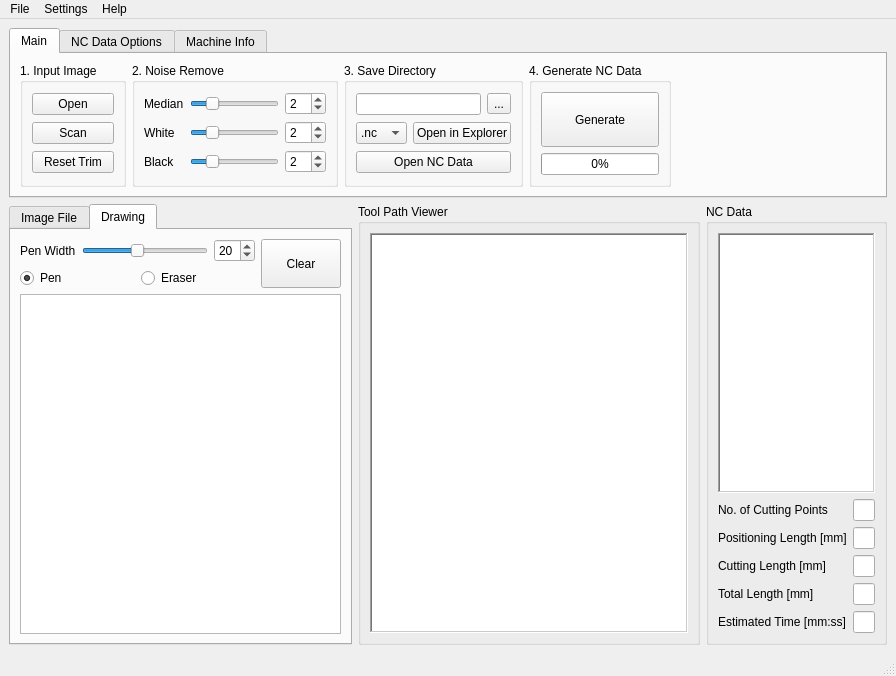
This is mainwindow.ui in okmtkn/Pic2NC as Qt 5 draws it before an edit. The edited form follows.
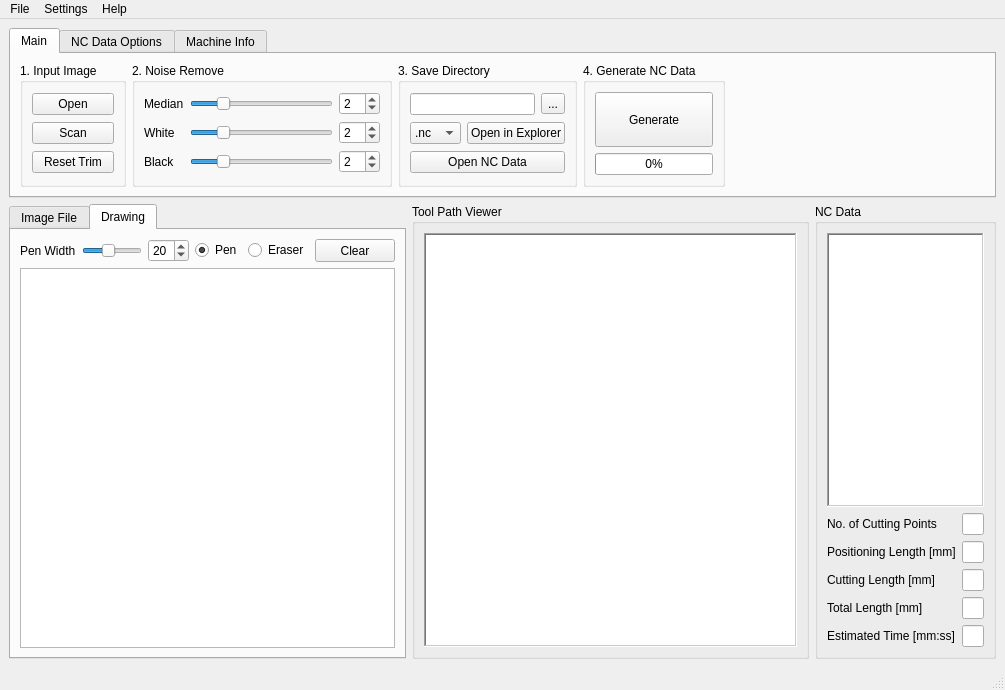
This is the edited form. The open tabs and pages were chosen to show the change.

Patch:
```diff
--- a/mainwindow.ui
+++ b/mainwindow.ui
@@ -6,8 +6,8 @@
    <rect>
     <x>0</x>
     <y>0</y>
-    <width>896</width>
-    <height>676</height>
+    <width>1005</width>
+    <height>690</height>
    </rect>
   </property>
   <property name="sizePolicy">
@@ -836,7 +836,7 @@
      </widget>
     </item>
     <item>
-     <layout class="QHBoxLayout" name="horizontalLayout_3" stretch="2,2,1">
+     <layout class="QHBoxLayout" name="horizontalLayout_3" stretch="10,10,1">
       <property name="sizeConstraint">
        <enum>QLayout::SetDefaultConstraint</enum>
       </property>
@@ -945,13 +945,9 @@
          <attribute name="title">
           <string>Drawing</string>
          </attribute>
-         <layout class="QVBoxLayout" name="verticalLayout_12" stretch="0,1">
+         <layout class="QVBoxLayout" name="verticalLayout_11" stretch="0,1">
           <item>
-           <layout class="QHBoxLayout" name="horizontalLayout_9" stretch="1,0">
-            <item>
-             <layout class="QVBoxLayout" name="verticalLayout_11">
-              <item>
-               <layout class="QHBoxLayout" name="horizontalLayout_7">
+           <layout class="QHBoxLayout" name="horizontalLayout_7" stretch="0,1,0,0,0,0">
                 <item>
                  <widget class="QLabel" name="label_10">
                   <property name="text">
@@ -988,10 +984,6 @@
                   </property>
                  </widget>
                 </item>
-               </layout>
-              </item>
-              <item>
-               <layout class="QHBoxLayout" name="horizontalLayout_8">
                 <item>
                  <widget class="QRadioButton" name="radioButton">
                   <property name="text">
@@ -1009,10 +1001,6 @@
                   </property>
                  </widget>
                 </item>
-               </layout>
-              </item>
-             </layout>
-            </item>
             <item>
              <widget class="QPushButton" name="pushButtonClear">
               <property name="sizePolicy">
@@ -1083,7 +1071,7 @@
           </widget>
          </item>
          <item>
-          <layout class="QGridLayout" name="gridLayout_6" columnstretch="1,0">
+          <layout class="QGridLayout" name="gridLayout_6" columnstretch="0,0" columnminimumwidth="0,0">
            <item row="0" column="0">
             <widget class="QLabel" name="label_22">
              <property name="text">
@@ -1122,7 +1110,7 @@
            <item row="4" column="1">
             <widget class="QLineEdit" name="lineEditTotalTime">
              <property name="sizePolicy">
-              <sizepolicy hsizetype="Expanding" vsizetype="Fixed">
+              <sizepolicy hsizetype="Maximum" vsizetype="Fixed">
                <horstretch>0</horstretch>
                <verstretch>0</verstretch>
               </sizepolicy>
@@ -1141,7 +1129,7 @@
            <item row="3" column="1">
             <widget class="QLineEdit" name="lineEditTotalLength">
              <property name="sizePolicy">
-              <sizepolicy hsizetype="Expanding" vsizetype="Fixed">
+              <sizepolicy hsizetype="Maximum" vsizetype="Fixed">
                <horstretch>0</horstretch>
                <verstretch>0</verstretch>
               </sizepolicy>
@@ -1160,7 +1148,7 @@
            <item row="2" column="1">
             <widget class="QLineEdit" name="lineEditG01Length">
              <property name="sizePolicy">
-              <sizepolicy hsizetype="Expanding" vsizetype="Fixed">
+              <sizepolicy hsizetype="Maximum" vsizetype="Fixed">
                <horstretch>0</horstretch>
                <verstretch>0</verstretch>
               </sizepolicy>
@@ -1179,7 +1167,7 @@
            <item row="1" column="1">
             <widget class="QLineEdit" name="lineEditG00Length">
              <property name="sizePolicy">
-              <sizepolicy hsizetype="Expanding" vsizetype="Fixed">
+              <sizepolicy hsizetype="Maximum" vsizetype="Fixed">
                <horstretch>0</horstretch>
                <verstretch>0</verstretch>
               </sizepolicy>
@@ -1198,7 +1186,7 @@
            <item row="0" column="1">
             <widget class="QLineEdit" name="lineEditNumOfBlock">
              <property name="sizePolicy">
-              <sizepolicy hsizetype="Expanding" vsizetype="Fixed">
+              <sizepolicy hsizetype="Maximum" vsizetype="Fixed">
                <horstretch>0</horstretch>
                <verstretch>0</verstretch>
               </sizepolicy>
@@ -1228,7 +1216,7 @@
     <rect>
      <x>0</x>
      <y>0</y>
-     <width>896</width>
+     <width>1005</width>
      <height>21</height>
     </rect>
    </property>
```
Lines whose indentation alone changed are shown as unchanged.
